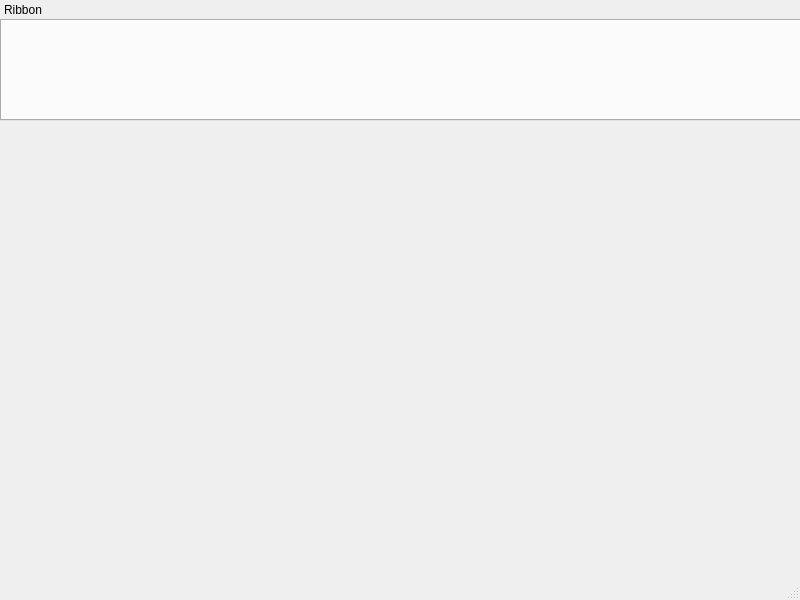
KROIA/FPGA_Editor, file mainwindow.ui: the form before one commit.
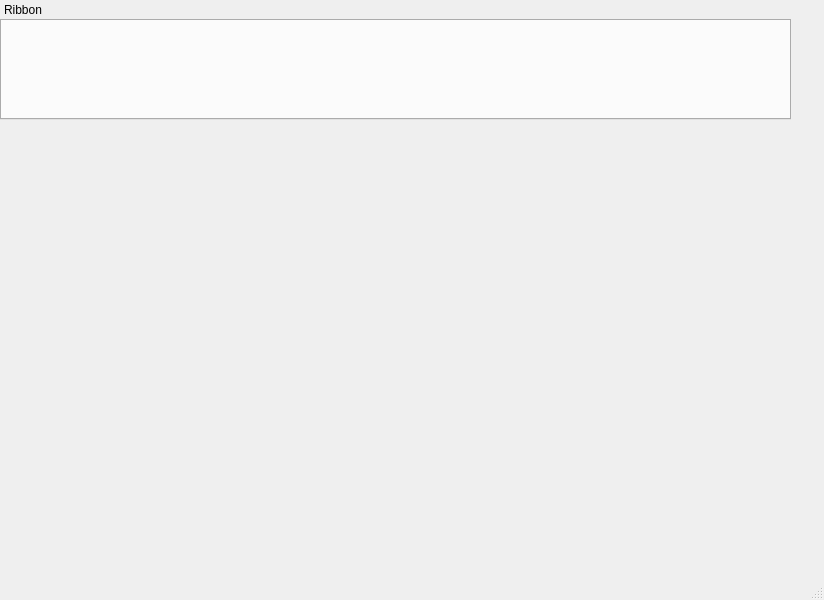
The form after the commit. Custom widgets are drawn as their Qt base class.

```diff
--- a/mainwindow.ui
+++ b/mainwindow.ui
@@ -6,7 +6,7 @@
    <rect>
     <x>0</x>
     <y>0</y>
-    <width>800</width>
+    <width>824</width>
     <height>600</height>
    </rect>
   </property>
@@ -19,8 +19,8 @@
      <rect>
       <x>0</x>
       <y>0</y>
-      <width>801</width>
-      <height>121</height>
+      <width>791</width>
+      <height>120</height>
      </rect>
     </property>
     <property name="sizePolicy">
```
Left out of the diff: 2 changed lines with no effect on the pictures.
